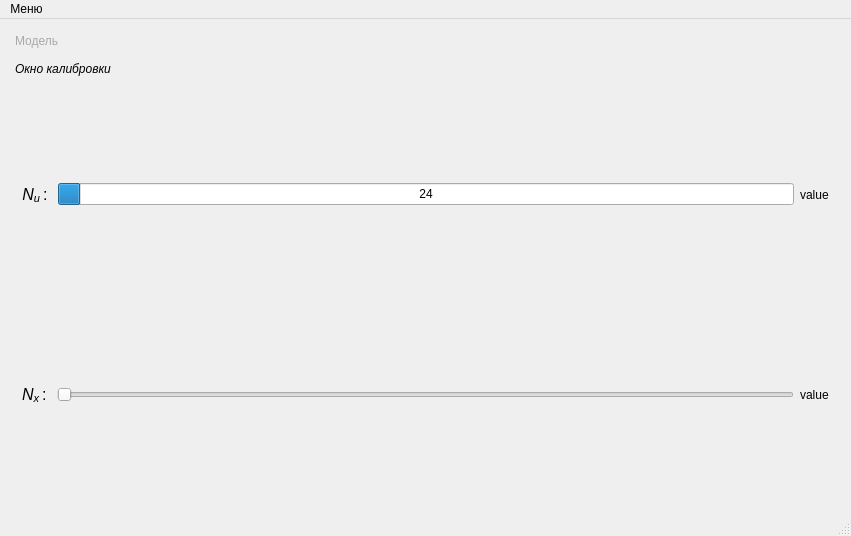
Qt form testPlot/testplot.ui (vazgmik/testPlot) before a commit.
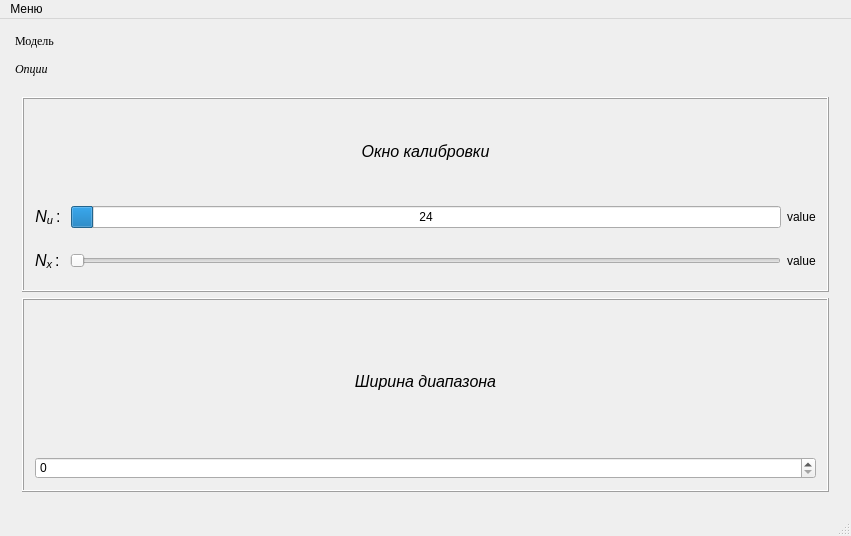
The same form after that commit. The open tabs and pages were chosen to show the change. Icons and pictures are not drawn. Custom widgets are drawn as their Qt base class.

Commit message: Исправление ошибок, добавление иконок, добавление ширины диапазона

What changed in the file:
```diff
--- a/testPlot/testplot.ui
+++ b/testPlot/testplot.ui
@@ -28,13 +28,20 @@
           <verstretch>0</verstretch>
          </sizepolicy>
         </property>
+        <property name="font">
+         <font>
+          <family>Times New Roman</family>
+         </font>
+        </property>
         <property name="styleSheet">
          <string notr="true">QToolBox::tab {
-     background: qlineargradient(x1: 0, y1: 0, x2: 0, y2: 1,
+
+background: qlineargradient(x1: 0, y1: 0, x2: 0, y2: 1,
                                  stop: 0 #E1E1E1, stop: 0.4 #DDDDDD,
                                  stop: 0.5 #D8D8D8, stop: 1.0 #D3D3D3);
-     border-radius: 5px;
-     color: darkgray;
+	font: 75 italic 14pt &quot;Times New Roman&quot;;
+     border-radius: 12px;
+     color: black;
  }
 
  QToolBox::tab:selected { /* italicize selected tabs */
@@ -222,13 +229,43 @@
            <x>0</x>
            <y>0</y>
            <width>831</width>
-           <height>421</height>
+           <height>419</height>
           </rect>
          </property>
          <attribute name="label">
-          <string>Окно калибровки</string>
+          <string>Опции</string>
          </attribute>
+         <layout class="QHBoxLayout" name="horizontalLayout_5">
+          <item>
+           <layout class="QVBoxLayout" name="verticalLayout_11">
+            <item>
+             <widget class="QFrame" name="frame">
+              <property name="frameShape">
+               <enum>QFrame::Box</enum>
+              </property>
+              <property name="frameShadow">
+               <enum>QFrame::Raised</enum>
+              </property>
          <layout class="QVBoxLayout" name="verticalLayout_5">
+               <item>
+                <widget class="QLabel" name="label">
+                 <property name="font">
+                  <font>
+                   <pointsize>12</pointsize>
+                   <italic>true</italic>
+                  </font>
+                 </property>
+                 <property name="text">
+                  <string>Окно калибровки</string>
+                 </property>
+                 <property name="textFormat">
+                  <enum>Qt::AutoText</enum>
+                 </property>
+                 <property name="alignment">
+                  <set>Qt::AlignCenter</set>
+                 </property>
+                </widget>
+               </item>
           <item>
            <layout class="QVBoxLayout" name="verticalLayout_3" stretch="0,0">
             <property name="spacing">
@@ -309,6 +346,56 @@
           </item>
          </layout>
         </widget>
+            </item>
+            <item>
+             <widget class="QFrame" name="frame_2">
+              <property name="frameShape">
+               <enum>QFrame::Box</enum>
+              </property>
+              <property name="frameShadow">
+               <enum>QFrame::Raised</enum>
+              </property>
+              <layout class="QVBoxLayout" name="verticalLayout_8">
+               <item>
+                <layout class="QVBoxLayout" name="verticalLayout_7">
+                 <item>
+                  <widget class="QLabel" name="label_2">
+                   <property name="font">
+                    <font>
+                     <pointsize>12</pointsize>
+                     <italic>true</italic>
+                    </font>
+                   </property>
+                   <property name="text">
+                    <string>Ширина диапазона</string>
+                   </property>
+                   <property name="alignment">
+                    <set>Qt::AlignCenter</set>
+                   </property>
+                  </widget>
+                 </item>
+                 <item>
+                  <widget class="QSpinBox" name="graph_range">
+                   <property name="sizePolicy">
+                    <sizepolicy hsizetype="Minimum" vsizetype="Fixed">
+                     <horstretch>4</horstretch>
+                     <verstretch>0</verstretch>
+                    </sizepolicy>
+                   </property>
+                   <property name="maximum">
+                    <number>5000</number>
+                   </property>
+                  </widget>
+                 </item>
+                </layout>
+               </item>
+              </layout>
+             </widget>
+            </item>
+           </layout>
+          </item>
+         </layout>
+        </widget>
        </widget>
       </item>
      </layout>
```
Left out of the diff: 85 changed lines with no effect on the pictures. Lines whose indentation alone changed are shown as unchanged. The commit also changes 4 other files.
